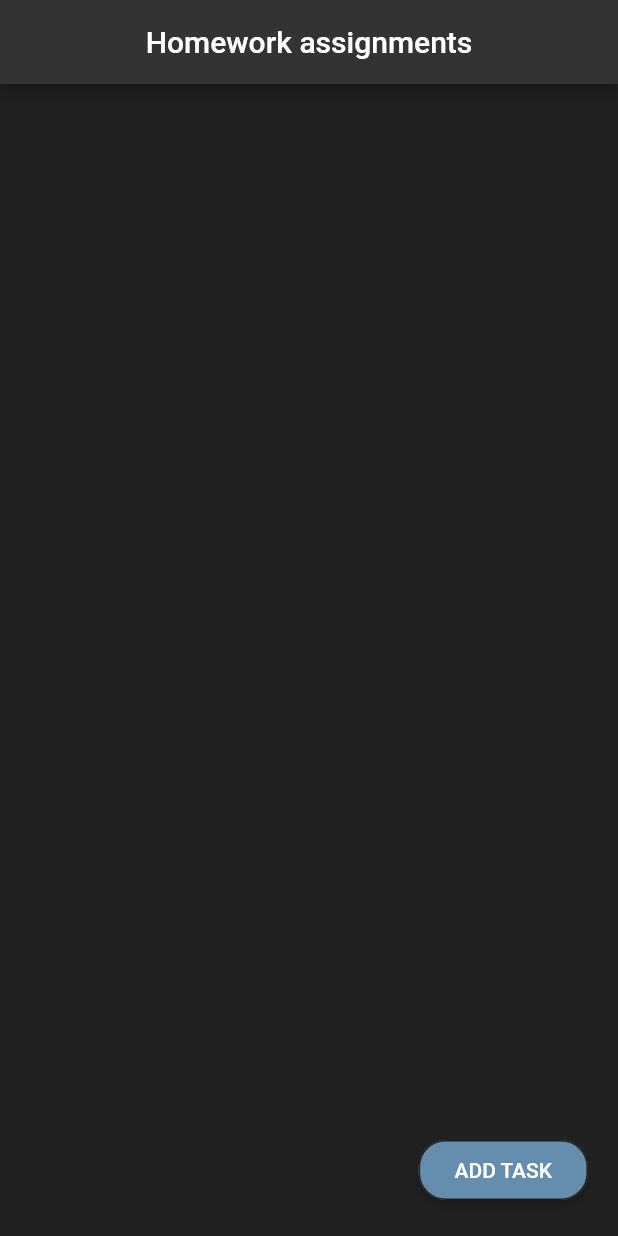
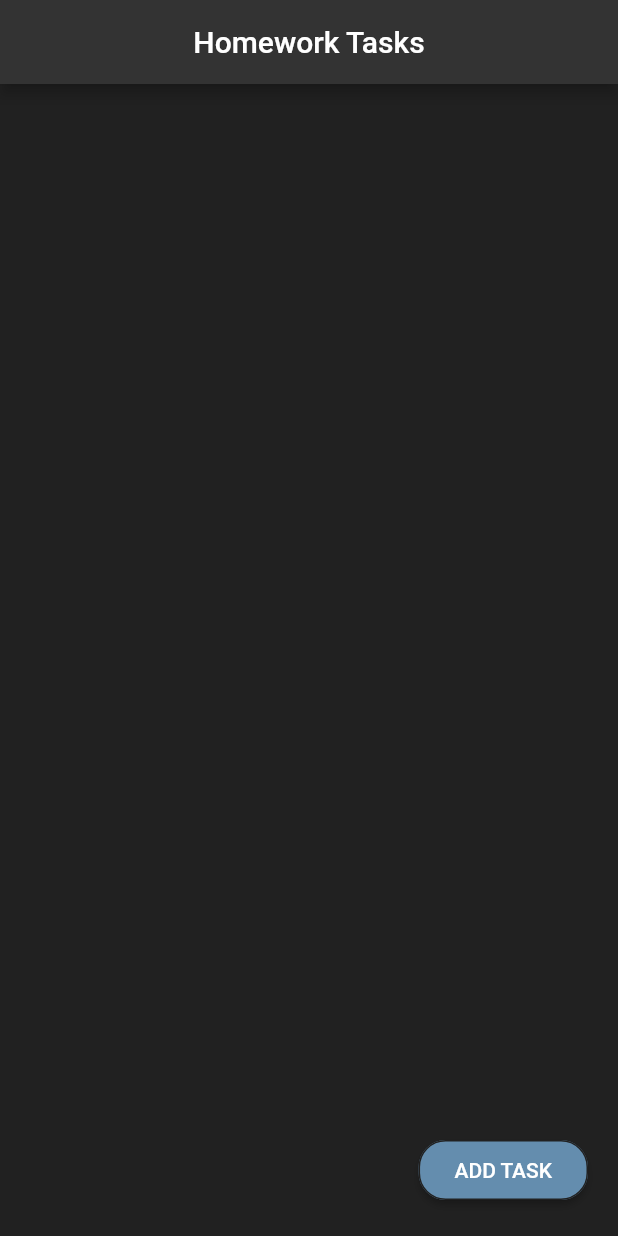
Before and after one commit to acSirius/homework-tracker, a Flutter app: the screen it shows after launch, on a phone screen of 412 x 824 dp. Run offline on Flutter 3.47's test engine with Material 2 defaults, Android fonts, the light colour scheme and no system bars.

Commit message:
Moved some code to their own files, added todo comments

```diff
--- a/lib/reusable/AddTask.dart
+++ b/lib/reusable/TasksPage.dart
@@ -2,6 +2,9 @@ import 'package:flutter/material.dart';
 import 'package:homework_tracker/const.dart';
 
 class AddTaskButton extends StatelessWidget {
+  AddTaskButton({@required this.title});
+  String title;
+
   @override
   Widget build(BuildContext context) {
     return Expanded(
@@ -22,7 +25,7 @@ class AddTaskButton extends StatelessWidget {
             child: Padding(
               padding: const EdgeInsets.fromLTRB(8.0, 12.0, 8.0, 12.0),
               child: Text(
-                "Add task".toUpperCase(),
+                title.toUpperCase(),
                 style: TextStyle(fontSize: 14),
               ),
             ),
--- /dev/null
+++ b/lib/screens/InputTask.dart
@@ -0,0 +1 @@
+//Todo: make a page to input a new task. It should ask the user for the following: Title, subject, description and due date.
--- a/lib/screens/TasksPage.dart
+++ b/lib/screens/TasksPage.dart
@@ -1,5 +1,5 @@
 import 'package:flutter/material.dart';
-import 'package:homework_tracker/reusable/AddTask.dart';
+import 'package:homework_tracker/reusable/TasksPage.dart';
 import 'package:homework_tracker/const.dart';
 
 class TasksPage extends StatelessWidget {
@@ -11,13 +11,16 @@ class TasksPage extends StatelessWidget {
         backgroundColor: kForegroundColor,
         centerTitle: true,
         title: Text(
-          'Homework assignments',
+          'Homework Tasks',
           style: kMainTextStyle,
         ),
       ),
       body: Column(
         children: [
-          AddTaskButton(),
+          //TODO: The added tasks should be displayed here
+          AddTaskButton(
+            title: 'Add task',
+          ),
         ],
       ),
     );
```
